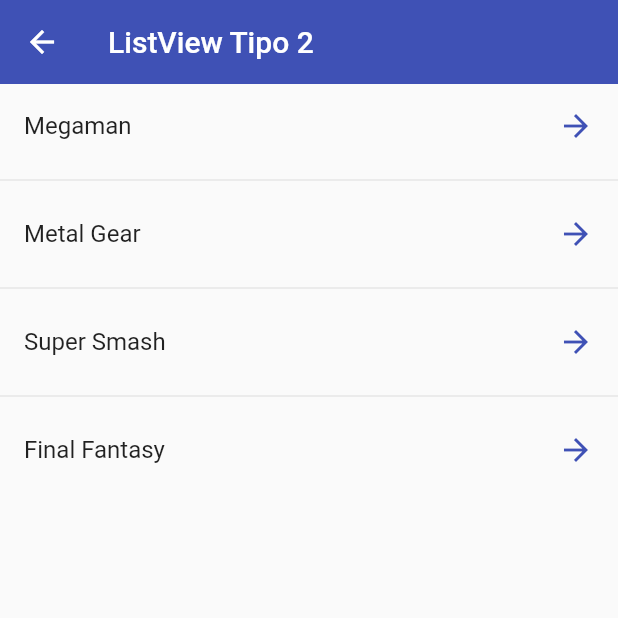
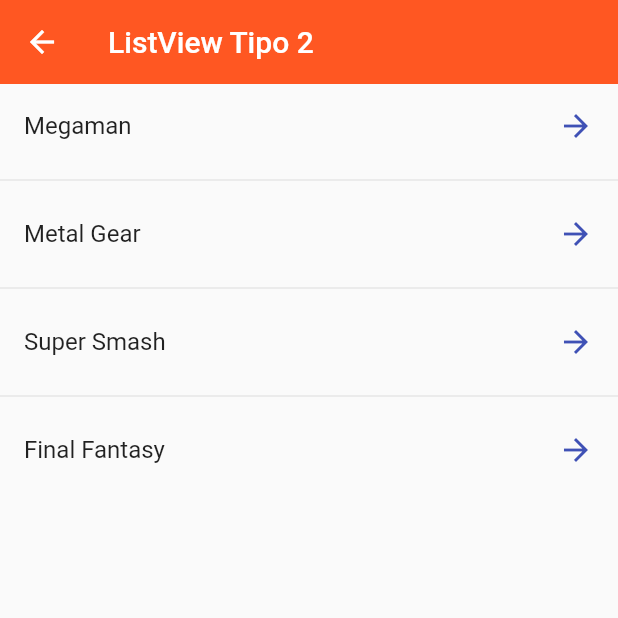
Before and after one commit to eduar766/flutter_components, a Flutter app: the ListView2Screen screen opened by its route, on a phone screen of 412 x 824 dp, the top half of it. Run offline on Flutter 3.47's test engine with Material 2 defaults, Android fonts, the phone set to English and light mode, and no system bars.

Commit message:
Global Theme

```diff
--- a/lib/main.dart
+++ b/lib/main.dart
@@ -1,3 +1,4 @@
+import 'package:fl_components/theme/app_theme.dart';
 import 'package:flutter/material.dart';
 
 import 'package:fl_components/router/app_routes.dart';
@@ -14,7 +15,8 @@ class MyApp extends StatelessWidget {
       title: 'Material App',
       initialRoute: AppRoutes.initialRoute,
       routes: AppRoutes.getAppRoutes(),
-      onGenerateRoute: AppRoutes.onGenerateRoute
+      onGenerateRoute: AppRoutes.onGenerateRoute,
+      theme: AppTheme.lightTheme
     );
   }
 }
--- a/lib/screens/home_screen.dart
+++ b/lib/screens/home_screen.dart
@@ -1,3 +1,4 @@
+import 'package:fl_components/theme/app_theme.dart';
 import 'package:flutter/material.dart';
 import 'package:fl_components/router/app_routes.dart';
 
@@ -9,13 +10,12 @@ class HomeScreen extends StatelessWidget {
     final menuOpts = AppRoutes.menuOptions;
     return Scaffold(
       appBar: AppBar(
-        title: const Text('Flutter Components'),
-        elevation: 0,
+        title: const Text('Flutter Components')
       ),
       body: ListView.separated(
         itemBuilder: (context, index) => ListTile(
           title: Text(menuOpts[index].name),
-          leading: Icon(menuOpts[index].icon, color: Colors.indigo,),
+          leading: Icon(menuOpts[index].icon, color: AppTheme.primary,),
           onTap: () {
             Navigator.pushNamed(context, menuOpts[index].route);
           },
--- a/lib/screens/listview2_screen.dart
+++ b/lib/screens/listview2_screen.dart
@@ -9,9 +9,7 @@ class ListView2Screen extends StatelessWidget {
   Widget build(BuildContext context) {
     return Scaffold(
       appBar: AppBar(
-        title: const Text('ListView Tipo 2'),
-        elevation: 0,
-        backgroundColor: Colors.indigo,
+        title: const Text('ListView Tipo 2')
       ),
       body: ListView.separated(
         itemCount: options.length,
--- /dev/null
+++ b/lib/theme/app_theme.dart
@@ -0,0 +1,21 @@
+import 'package:flutter/material.dart';
+
+class AppTheme {
+  static const Color primary = Colors.deepOrange;
+  static const Color primaryDark = Colors.indigo;
+  static final ThemeData lightTheme = ThemeData.light().copyWith(
+    primaryColor: primary,
+    appBarTheme: const AppBarTheme(
+      color: primary,
+      elevation: 0
+    )
+  );
+  static final ThemeData darkTheme = ThemeData.dark().copyWith(
+    primaryColor: primaryDark,
+    appBarTheme: const AppBarTheme(
+      color: primaryDark,
+      elevation: 0
+    ),
+    scaffoldBackgroundColor: Colors.black
+  );
+}
```
